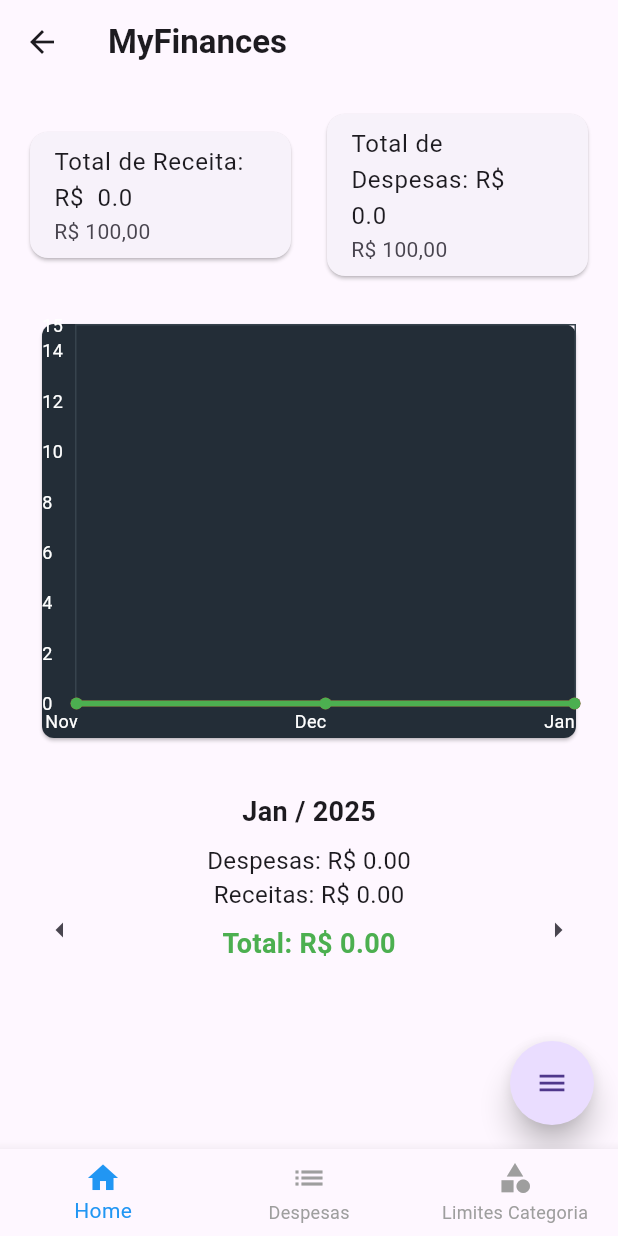
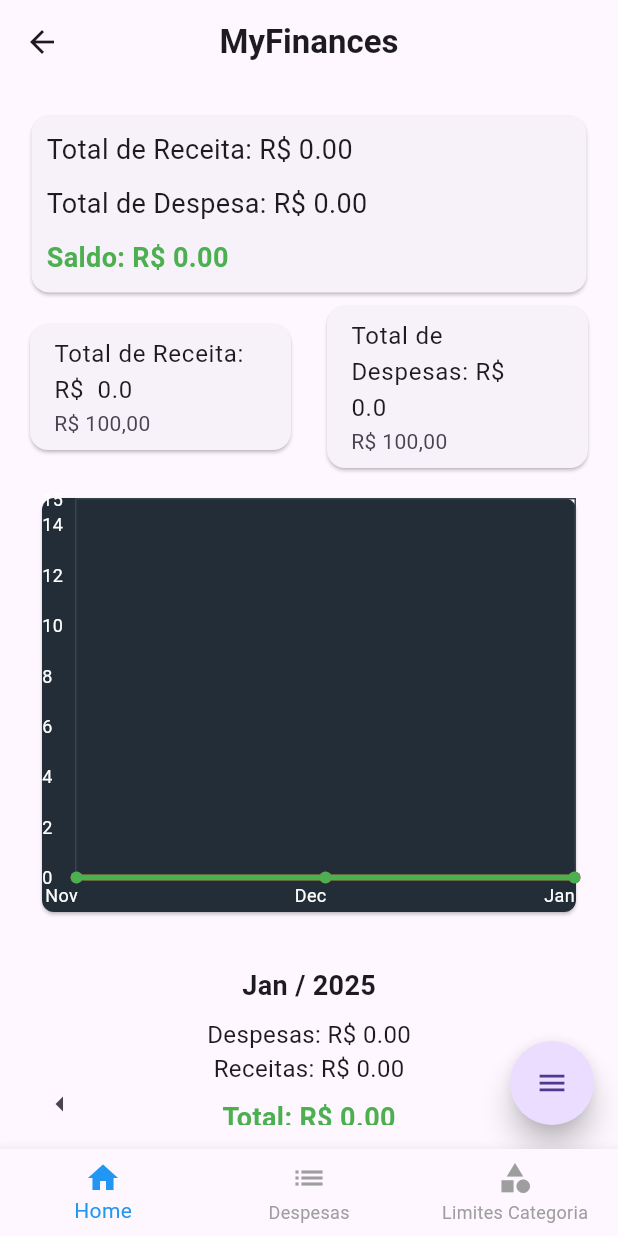
Before and after one commit to joaovitor73/MyFinances, a Flutter app: the Home screen opened by its route, on a phone screen of 412 x 824 dp. Run offline on Flutter 3.47's test engine with Material 3 defaults, Android fonts, the phone set to English and light mode, and no system bars; drawn by our look-alikes of fl_chart, flutter_speed_dial; our stand-ins replace cloud_firestore, firebase_auth, firebase_core, open_file; missing offline and left inert: flutter_pdfview; accounts and stored records are empty.

Commit message:
versão com melhorias de interfaces

```diff
--- /dev/null
+++ b/my_finances/lib/services/total_service.dart
@@ -0,0 +1 @@
+class TotalService {}
--- a/my_finances/lib/ui/pages/add_despesas_screen.dart
+++ b/my_finances/lib/ui/pages/add_despesas_screen.dart
@@ -112,8 +112,12 @@ class _AddDespesasScreenState extends State<AddDespesasScreen> {
     final categoriaProvider = Provider.of<CategoriaService>(context);
     return Scaffold(
       appBar: AppBar(
+        centerTitle: true,
         title: const Text('Adicionar Despesa',
-            style: TextStyle(color: Colors.white)),
+            style: TextStyle(
+                color: Colors.white,
+                fontWeight: FontWeight.bold,
+                fontSize: 22)),
         backgroundColor: Colors.red[900],
       ),
       body: Form(
--- a/my_finances/lib/ui/pages/add_limit_categoria.dart
+++ b/my_finances/lib/ui/pages/add_limit_categoria.dart
@@ -65,9 +65,11 @@ class _AddLimitCategoriaState extends State<AddLimitCategoria> {
       currentIndex: 2,
       child: Scaffold(
         appBar: AppBar(
+          centerTitle: true,
           title: const Text(
             'Adicionar Limite',
-            style: TextStyle(color: Colors.white),
+            style: TextStyle(
+                color: Colors.white, fontWeight: FontWeight.bold, fontSize: 22),
           ),
           backgroundColor: Colors.blue[900],
         ),
--- a/my_finances/lib/ui/pages/add_receitas_screen.dart
+++ b/my_finances/lib/ui/pages/add_receitas_screen.dart
@@ -61,8 +61,12 @@ class _AddReceitasScreenState extends State<AddReceitasScreen> {
     final categoriaProvider = Provider.of<CategoriaService>(context);
     return Scaffold(
       appBar: AppBar(
+        centerTitle: true,
         title: const Text('Adicionar Receita',
-            style: TextStyle(color: Colors.white)),
+            style: TextStyle(
+                color: Colors.white,
+                fontWeight: FontWeight.bold,
+                fontSize: 22)),
         backgroundColor: Colors.green[700],
       ),
       body: Form(
--- a/my_finances/lib/ui/pages/home.dart
+++ b/my_finances/lib/ui/pages/home.dart
@@ -4,6 +4,7 @@ import 'package:my_finances/services/receita_service.dart';
 import 'package:my_finances/ui/pages/base_screen.dart';
 import 'package:my_finances/ui/widgets/cardDataFinances.dart';
 import 'package:my_finances/ui/widgets/ExpenseIncomeLineChart.dart';
+import 'package:my_finances/ui/widgets/card_data_finances_total.dart';
 import 'package:my_finances/ui/widgets/mySpeedDial.dart';
 import 'package:provider/provider.dart';
 
@@ -22,6 +23,8 @@ class _HomeState extends State<Home> {
     super.didChangeDependencies();
     final despesasProvider = Provider.of<DespesasStoreService>(context);
     despesasProvider.emitirDespesas();
+    final receitaProvider = Provider.of<ReceitaService>(context);
+    receitaProvider.emitirReceitas();
   }
 
   @override
@@ -32,6 +35,7 @@ class _HomeState extends State<Home> {
       currentIndex: 0,
       child: Scaffold(
         appBar: AppBar(
+          centerTitle: true,
           title: const Text(
             'MyFinances',
             style: TextStyle(fontWeight: FontWeight.bold, fontSize: 22),
@@ -42,6 +46,59 @@ class _HomeState extends State<Home> {
           child: ListView(
             children: [
               // Cards com informações financeiras
+              StreamBuilder(
+                  stream: despesasProvider.getDespesas(),
+                  builder: (context, snapshotDespesas) {
+                    if (snapshotDespesas.connectionState ==
+                        ConnectionState.waiting) {
+                      return const CircularProgressIndicator();
+                    }
+
+                    if (!snapshotDespesas.hasData ||
+                        snapshotDespesas.data == null) {
+                      return const Center(
+                          child: Text("Nenhuma despesa encontrada"));
+                    }
+
+                    // Extrair total de despesas (precisa somar todos os valores)
+                    double totalDespesas =
+                        snapshotDespesas.data!.docs.fold(0.0, (sum, doc) {
+                      var valor = doc['valor'] ?? 0.0;
+                      return sum + (valor is double ? valor : 0.0);
+                    });
+
+                    return StreamBuilder(
+                        stream: receitaProvider.getReceitas(),
+                        builder: (context, snapshotReceitas) {
+                          if (snapshotReceitas.connectionState ==
+                              ConnectionState.waiting) {
+                            return const CircularProgressIndicator();
+                          }
+
+                          if (!snapshotReceitas.hasData ||
+                              snapshotReceitas.data == null) {
+                            return const Center(
+                                child: Text("Nenhuma receita encontrada"));
+                          }
+
+                          // Extrair total de receitas (precisa somar todos os valores)
+                          double totalReceitas =
+                              snapshotReceitas.data!.docs.fold(0.0, (sum, doc) {
+                            var valor = doc['valor'] ?? 0.0;
+                            return sum + (valor is double ? valor : 0.0);
+                          });
+
+                          // Calcular saldo
+                          double saldo = totalReceitas - totalDespesas;
+
+                          return CardDataFinancesTotal(
+                            totalReceitas: totalReceitas,
+                            totalDespesas: totalDespesas,
+                            saldo: saldo,
+                          );
+                        });
+                  }),
+
               Row(
                 mainAxisAlignment: MainAxisAlignment.spaceBetween,
                 children: [
@@ -70,9 +127,8 @@ class _HomeState extends State<Home> {
                   ),
                 ],
               ),
-              const SizedBox(height: 16),
+              const SizedBox(height: 4),
 
-              // Gráfico de Despesas vs Receita
               SizedBox(
                 height: 300,
                 child: StreamBuilder(
--- /dev/null
+++ b/my_finances/lib/ui/widgets/card_data_finances_total.dart
@@ -0,0 +1,47 @@
+import 'package:flutter/material.dart';
+
+class CardDataFinancesTotal extends StatelessWidget {
+  final double totalReceitas;
+  final double totalDespesas;
+  final double saldo;
+
+  const CardDataFinancesTotal({
+    super.key,
+    required this.totalReceitas,
+    required this.totalDespesas,
+    required this.saldo,
+  });
+
+  @override
+  Widget build(BuildContext context) {
+    return Card(
+      margin: const EdgeInsets.all(5),
+      child: Padding(
+        padding: const EdgeInsets.all(10),
+        child: Column(
+          crossAxisAlignment: CrossAxisAlignment.start,
+          children: [
+            Text(
+              'Total de Receita: R\$ ${totalReceitas.toStringAsFixed(2)}',
+              style: const TextStyle(fontSize: 18),
+            ),
+            const SizedBox(height: 10),
+            Text(
+              'Total de Despesa: R\$ ${totalDespesas.toStringAsFixed(2)}',
+              style: const TextStyle(fontSize: 18),
+            ),
+            const SizedBox(height: 10),
+            Text(
+              'Saldo: R\$ ${saldo.toStringAsFixed(2)}',
+              style: TextStyle(
+                fontSize: 18,
+                fontWeight: FontWeight.bold,
+                color: saldo >= 0 ? Colors.green : Colors.red,
+              ),
+            ),
+          ],
+        ),
+      ),
+    );
+  }
+}
```
Also changed, not shown: my_finances/lib/services/pdf_service.dart (+15 -7 lines), my_finances/lib/ui/pages/despesas_screen.dart (+45 -7 lines).
